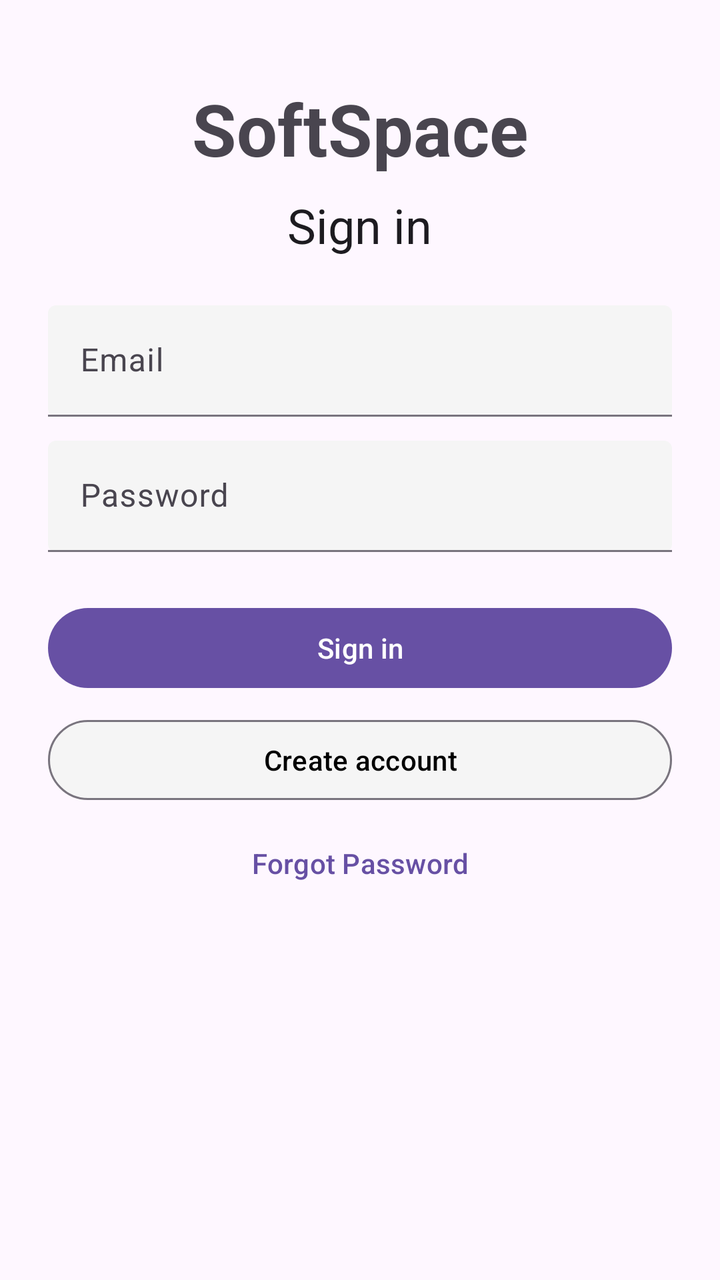
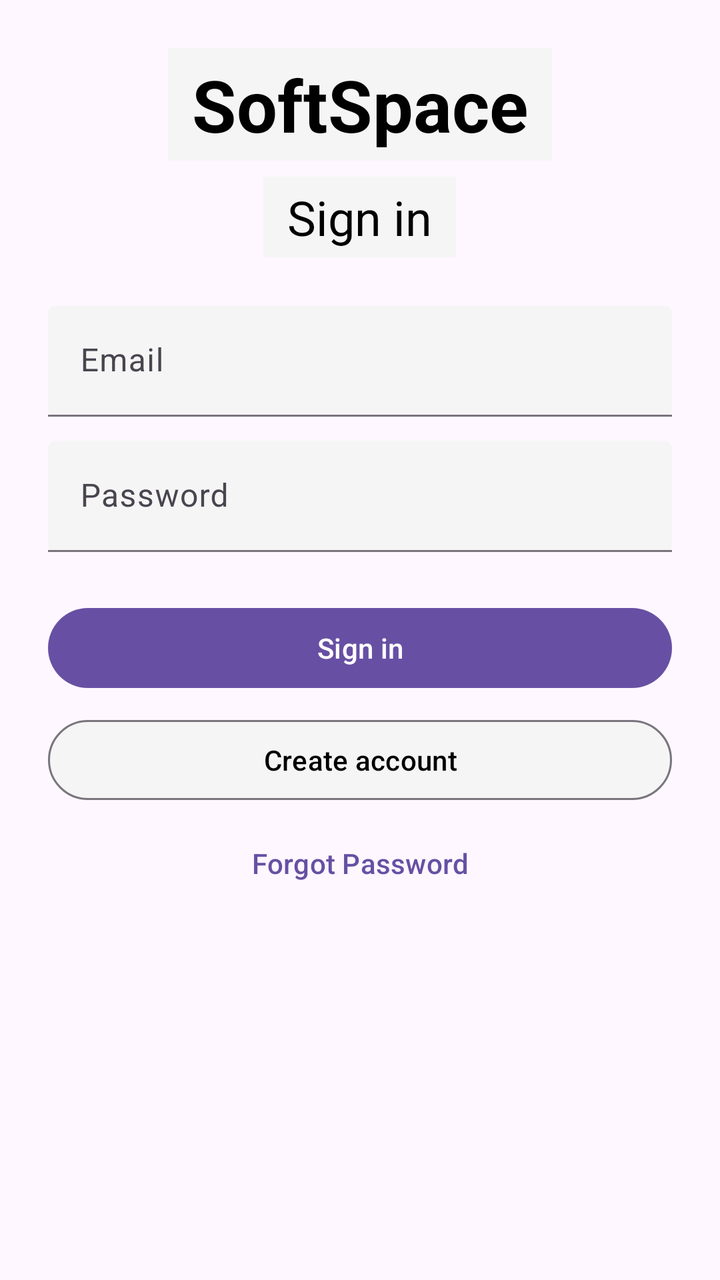

Two renders of the same Android screen: before a commit and after it. Below are the layout's source before the change and the commit's diff.
<!-- AndroidManifest.xml: application theme AppTheme -->
<!-- res/layout/fragment_sign_in.xml -->
<?xml version="1.0" encoding="utf-8"?>
<ScrollView
  xmlns:android="http://schemas.android.com/apk/res/android"
  android:layout_width="match_parent"
  android:layout_height="match_parent"
  xmlns:app="http://schemas.android.com/apk/res-auto">

  <LinearLayout
    android:layout_width="match_parent"
    android:layout_height="wrap_content"
    android:orientation="vertical"
    android:padding="24dp">

    <TextView
      android:layout_width="wrap_content"
      android:layout_height="wrap_content"
      android:layout_gravity="center_horizontal"
      android:text="@string/app_name"
      android:textAppearance="?attr/textAppearanceDisplaySmall"
      android:textStyle="bold"
      android:fitsSystemWindows="true"
      android:paddingTop="16dp"/>

    <TextView
      android:layout_width="wrap_content"
      android:layout_height="wrap_content"
      android:layout_gravity="center_horizontal"
      android:layout_marginTop="8dp"
      android:text="@string/sign_in"
      android:textAppearance="?attr/textAppearanceHeadlineSmall"/>

    <com.google.android.material.textfield.TextInputLayout
      android:layout_width="match_parent"
      android:layout_height="wrap_content"
      android:layout_marginTop="24dp"
      android:hint="@string/email"
      app:boxBackgroundMode="filled"
      app:boxBackgroundColor="#F5F5F5">

      <com.google.android.material.textfield.TextInputEditText
        android:id="@+id/email"
        android:layout_width="match_parent"
        android:layout_height="wrap_content"
        android:inputType="textEmailAddress"
        android:textColor="#000000"
        android:textColorHint="#666666"/>
    </com.google.android.material.textfield.TextInputLayout>

    <com.google.android.material.textfield.TextInputLayout
      android:layout_width="match_parent"
      android:layout_height="wrap_content"
      android:layout_marginTop="12dp"
      android:hint="@string/password"
      app:boxBackgroundMode="filled"
      app:boxBackgroundColor="#F5F5F5">

      <com.google.android.material.textfield.TextInputEditText
        android:id="@+id/password"
        android:layout_width="match_parent"
        android:layout_height="wrap_content"
        android:inputType="textPassword"
        android:textColor="#000000"
        android:textColorHint="#666666"/>
    </com.google.android.material.textfield.TextInputLayout>

    <com.google.android.material.button.MaterialButton
      android:id="@+id/sign_in_button"
      android:layout_width="match_parent"
      android:layout_height="wrap_content"
      android:layout_marginTop="24dp"
      android:text="@string/sign_in"/>


    <com.google.android.material.button.MaterialButton
      android:id="@+id/register_button"
      style="?attr/materialButtonOutlinedStyle"
      android:layout_width="match_parent"
      android:layout_height="wrap_content"
      android:layout_marginTop="8dp"
      android:text="@string/create_account"
      android:textColor="#000000"
      app:backgroundTint="#F5F5F5"/>

    <com.google.android.material.button.MaterialButton
      android:id="@+id/reset_button"
      style="@style/Widget.Material3.Button.TextButton"
      android:layout_width="match_parent"
      android:layout_height="wrap_content"
      android:layout_marginTop="8dp"
      android:text="@string/forgot_password"/>

  </LinearLayout>

</ScrollView>
<!-- resources referenced by this layout -->
<resources>
  <string name="app_name">SoftSpace</string>
  <string name="create_account">Create account</string>
  <string name="email">Email</string>
  <string name="forgot_password">Forgot Password\n</string>
  <string name="password">Password</string>
  <string name="sign_in">Sign in</string>
  <style name="AppTheme" parent="Theme.Material3.DayNight">
      
    </style>
</resources>

<!-- the commit's change to res/layout/fragment_sign_in.xml (unified diff, before → after) -->
@@ -18,6 +18,10 @@
       android:text="@string/app_name"
       android:textAppearance="?attr/textAppearanceDisplaySmall"
       android:textStyle="bold"
+      android:background="#F5F5F5"
+      android:textColor="#000000"
+      android:paddingHorizontal="12dp"
+      android:paddingVertical="4dp"
       android:fitsSystemWindows="true"
       android:paddingTop="16dp"/>
 
@@ -27,7 +31,11 @@
       android:layout_gravity="center_horizontal"
       android:layout_marginTop="8dp"
       android:text="@string/sign_in"
-      android:textAppearance="?attr/textAppearanceHeadlineSmall"/>
+      android:textAppearance="?attr/textAppearanceHeadlineSmall"
+      android:background="#F5F5F5"
+      android:textColor="#000000"
+      android:paddingHorizontal="12dp"
+      android:paddingVertical="4dp"/>
 
     <com.google.android.material.textfield.TextInputLayout
       android:layout_width="match_parent"
